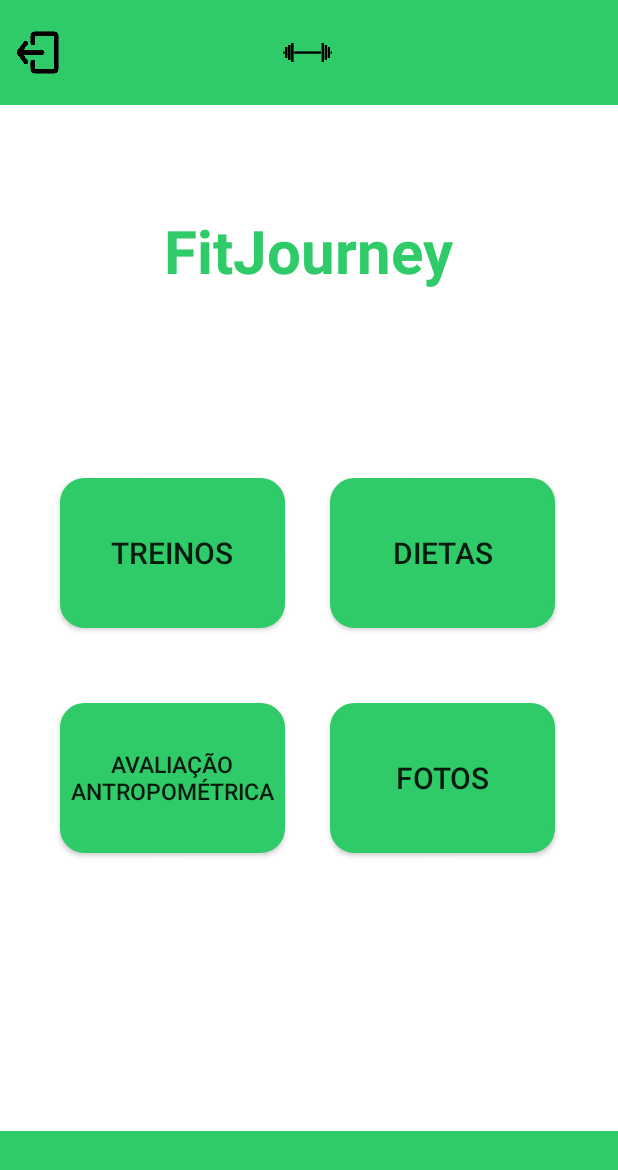
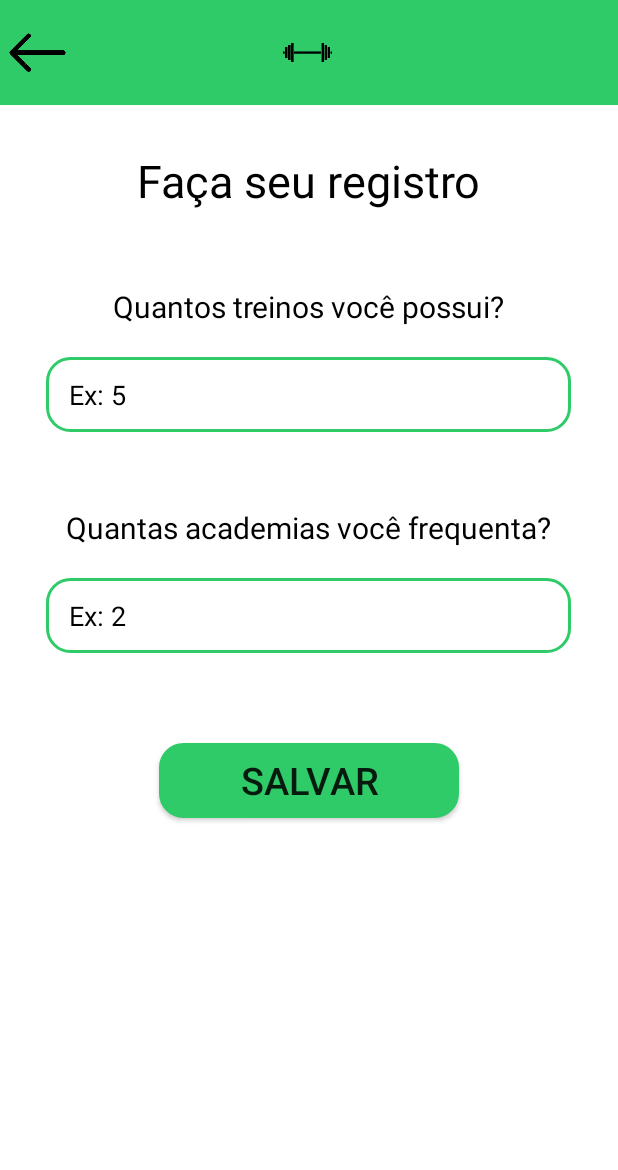
Before and after one commit to MateusMistro/FitJourney, an Android app: the screen it shows after launch once a user with an empty profile is signed in (MenuActivity before the commit, GeneralRegistrationActivity after it), on a phone screen of 412 x 824 dp. Shown: the top 1170 px of the screen. Run offline under Robolectric (Android 15) with nearby library versions, the phone set to English and light mode, and no system bars; our stand-ins replace Firebase (no records; nobody signed in at launch, a user with empty details on screens opened directly).

Commit message:
Começo do cadastro de academias

```diff
--- a/app/src/main/AndroidManifest.xml
+++ b/app/src/main/AndroidManifest.xml
@@ -12,6 +12,12 @@
         android:supportsRtl="true"
         android:theme="@style/AppTheme"
         tools:targetApi="31">
+        <activity
+            android:name=".GymsNameActivity"
+            android:exported="false" />
+        <activity
+            android:name=".GeneralRegistrationActivity"
+            android:exported="false" />
         <activity
             android:name=".TreinoEActivity"
             android:exported="false" />
--- /dev/null
+++ b/app/src/main/java/br/edu/puccampinas/fitjourney/GeneralRegistrationActivity.kt
@@ -0,0 +1,43 @@
+package br.edu.puccampinas.fitjourney
+
+import android.content.Intent
+import android.os.Bundle
+import android.widget.Toast
+import androidx.activity.enableEdgeToEdge
+import androidx.appcompat.app.AppCompatActivity
+import androidx.core.view.ViewCompat
+import androidx.core.view.WindowInsetsCompat
+import br.edu.puccampinas.fitjourney.databinding.ActivityGeneralRegistrationBinding
+import com.google.firebase.auth.FirebaseAuth
+import com.google.firebase.firestore.FirebaseFirestore
+
+private lateinit var binding: ActivityGeneralRegistrationBinding
+private lateinit var db: FirebaseFirestore
+private lateinit var auth: FirebaseAuth
+
+class GeneralRegistrationActivity : AppCompatActivity() {
+    override fun onCreate(savedInstanceState: Bundle?) {
+        super.onCreate(savedInstanceState)
+        binding =  ActivityGeneralRegistrationBinding.inflate(layoutInflater)
+        setContentView(binding.root)
+
+        auth = FirebaseAuth.getInstance()
+        db = FirebaseFirestore.getInstance()
+
+        binding.btnSave.setOnClickListener {
+            val quantidadeTreinos = binding.Treinos.text.toString()
+            val quantidadeAcademias = binding.Academias.text.toString()
+
+            if (quantidadeTreinos.isNotEmpty() && quantidadeAcademias.isNotEmpty()) {
+                val intent = Intent(this, GymsNameActivity::class.java)
+                intent.putExtra("quantidadeTreinos", quantidadeTreinos)
+                intent.putExtra("quantidadeAcademias", quantidadeAcademias)
+                startActivity(intent)
+            } else {
+                Toast.makeText(this, "Preencha todos os campos", Toast.LENGTH_SHORT).show()
+            }
+        }
+
+
+    }
+}
--- a/app/src/main/java/br/edu/puccampinas/fitjourney/MenuActivity.kt
+++ b/app/src/main/java/br/edu/puccampinas/fitjourney/MenuActivity.kt
@@ -38,6 +38,31 @@ class MenuActivity : AppCompatActivity() {
             }
         }
 
+        // Obtém o ID do usuário conectado
+        val currentUser = auth.currentUser
+        val userId = currentUser?.uid
+
+        if (userId != null) {
+            db.collection("gyms")
+                .whereEqualTo("UserId", userId)
+                .get()
+                .addOnSuccessListener { documents ->
+                    if (!documents.isEmpty) {
+
+                        //val intent = Intent(this, ::class.java)
+                        //startActivity(intent)
+                    } else {
+                        val intent = Intent(this, GeneralRegistrationActivity::class.java)
+                        startActivity(intent)
+                    }
+                }
+                .addOnFailureListener { exception ->
+                    Toast.makeText(this, "Erro ao acessar dados: ${exception.message}", Toast.LENGTH_SHORT).show()
+                }
+        } else {
+            Toast.makeText(this, "Usuário não autenticado", Toast.LENGTH_SHORT).show()
+        }
+
         binding.btnTreinos.setOnClickListener{
             startActivity(Intent(this,TreinosActivity::class.java))
             finish()
--- /dev/null
+++ b/app/src/main/res/layout/activity_general_registration.xml
@@ -0,0 +1,94 @@
+<LinearLayout
+    xmlns:android="http://schemas.android.com/apk/res/android"
+    android:layout_width="match_parent"
+    android:layout_height="match_parent"
+    android:orientation="vertical"
+    android:background="@color/white">
+
+    <LinearLayout
+        android:layout_width="match_parent"
+        android:layout_height="70dp"
+        android:orientation="horizontal"
+        android:background="@color/corPrincipal">
+
+        <ImageView
+            android:id="@+id/btnVoltar"
+            android:layout_width="50dp"
+            android:layout_height="50dp"
+            android:src="@drawable/img_voltar"
+            android:layout_gravity="center"/>
+
+        <ImageView
+            android:layout_width="50dp"
+            android:layout_height="50dp"
+            android:layout_gravity="center"
+            android:src="@drawable/logo_preto"
+            android:layout_marginStart="130dp"/>
+
+    </LinearLayout>
+
+    <TextView
+        android:layout_width="wrap_content"
+        android:layout_height="wrap_content"
+        android:text="Faça seu registro"
+        android:textSize="30dp"
+        android:textColor="@color/black"
+        android:layout_gravity="center"
+        android:layout_marginTop="30dp"/>
+
+    <TextView
+        android:layout_width="wrap_content"
+        android:layout_height="wrap_content"
+        android:text="Quantos treinos você possui?"
+        android:textSize="20dp"
+        android:textColor="@color/black"
+        android:layout_gravity="center"
+        android:layout_marginTop="50dp"/>
+
+    <EditText
+        android:id="@+id/Treinos"
+        android:layout_width="350dp"
+        android:layout_height="50dp"
+        android:hint="Ex: 5"
+        android:background="@drawable/borda"
+        android:layout_marginTop="20dp"
+        android:layout_gravity="center"
+        android:textColorHint="@color/black"
+        android:textColor="@color/black"
+        android:paddingLeft="15dp"
+        />
+
+    <TextView
+        android:layout_width="wrap_content"
+        android:layout_height="wrap_content"
+        android:text="Quantas academias você frequenta?"
+        android:textSize="20dp"
+        android:textColor="@color/black"
+        android:layout_gravity="center"
+        android:layout_marginTop="50dp"/>
+
+    <EditText
+        android:id="@+id/Academias"
+        android:layout_width="350dp"
+        android:layout_height="50dp"
+        android:hint="Ex: 2"
+        android:background="@drawable/borda"
+        android:layout_marginTop="20dp"
+        android:layout_gravity="center"
+        android:textColorHint="@color/black"
+        android:textColor="@color/black"
+        android:paddingLeft="15dp"
+        />
+
+    <Button
+        android:id="@+id/btnSave"
+        android:layout_width="200dp"
+        android:layout_height="50dp"
+        android:background="@drawable/borda"
+        android:backgroundTint="@color/corPrincipal"
+        android:layout_gravity="center"
+        android:layout_marginTop="60dp"
+        android:text="Salvar"
+        android:textSize="25dp"/>
+
+</LinearLayout>
--- a/app/src/main/res/layout/activity_menu.xml
+++ b/app/src/main/res/layout/activity_menu.xml
@@ -31,6 +31,8 @@
         android:layout_width="wrap_content"
         android:layout_height="wrap_content"
         android:text="FitJourney"
+        android:shadowColor="@color/black"
+        android:shadowRadius="1"
         android:layout_gravity="center"
         android:layout_marginTop="70dp"
         android:textSize="40dp"
```
Also changed, not shown: app/src/main/java/br/edu/puccampinas/fitjourney/GymsNameActivity.kt (added, +36 -0 lines), app/src/main/res/layout/activity_gyms_name.xml (added, +57 -0 lines).
